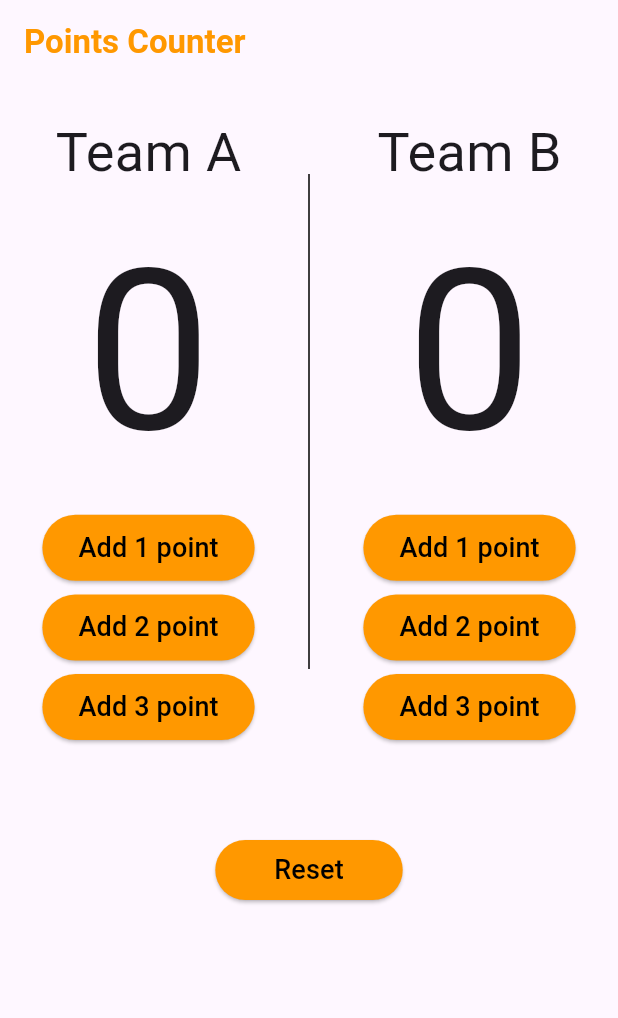
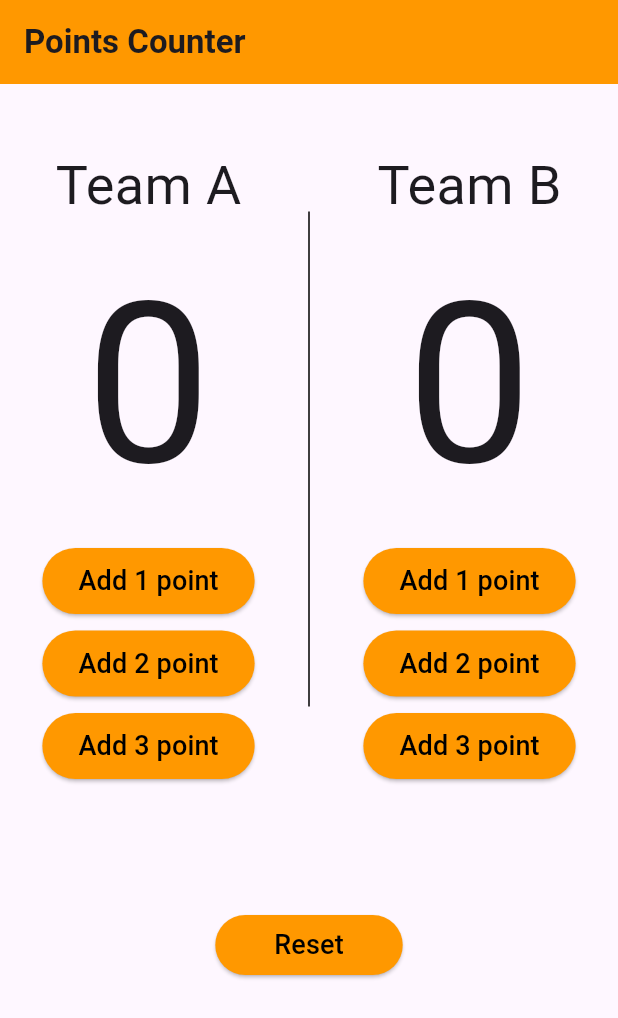
Before and after one commit to amirrrra/Counter-App, a Flutter app: the screen it shows after launch, on a phone screen of 412 x 824 dp. Shown: the top 1018 px of the screen. Run offline on Flutter 3.47's test engine with Material 3 defaults, Android fonts, the phone set to English and light mode, and no system bars.

Commit message:
edit styles

```diff
--- a/lib/main.dart
+++ b/lib/main.dart
@@ -11,6 +11,7 @@ class BasketballCounterApp extends StatelessWidget {
   @override
   Widget build(BuildContext context) {
     return const MaterialApp(
+      debugShowCheckedModeBanner: false,
       home: HomeView(),
     );
   }
--- a/lib/widgets/app_bar_widget.dart
+++ b/lib/widgets/app_bar_widget.dart
@@ -7,12 +7,12 @@ class AppBarWidget extends StatelessWidget implements PreferredSizeWidget{
   @override
   Widget build(BuildContext context) {
     return AppBar(
+      backgroundColor: orange,
       title: const Text(
         'Points Counter',
         style: TextStyle(
           fontSize: 22,
-          fontWeight: FontWeight.bold,
-          color: orange,
+          fontWeight: FontWeight.w600,
         ),
       ),
     );
--- a/lib/widgets/body_widget.dart
+++ b/lib/widgets/body_widget.dart
@@ -13,18 +13,18 @@ class BodyWidget extends StatelessWidget {
     required this.teamName,
     this.onePointOnPressed,
     this.twoPointOnPressed,
-    this.threePointOnPressed, required this.teamPoints,
+    this.threePointOnPressed,
+    required this.teamPoints,
   });
 
   @override
   Widget build(BuildContext context) {
-
     return SizedBox(
-      height: 500,
+      height: 550,
       child: Column(
         children: [
           const Spacer(
-            flex: 4,
+            flex: 6,
           ),
           Text(
             teamName,
```
